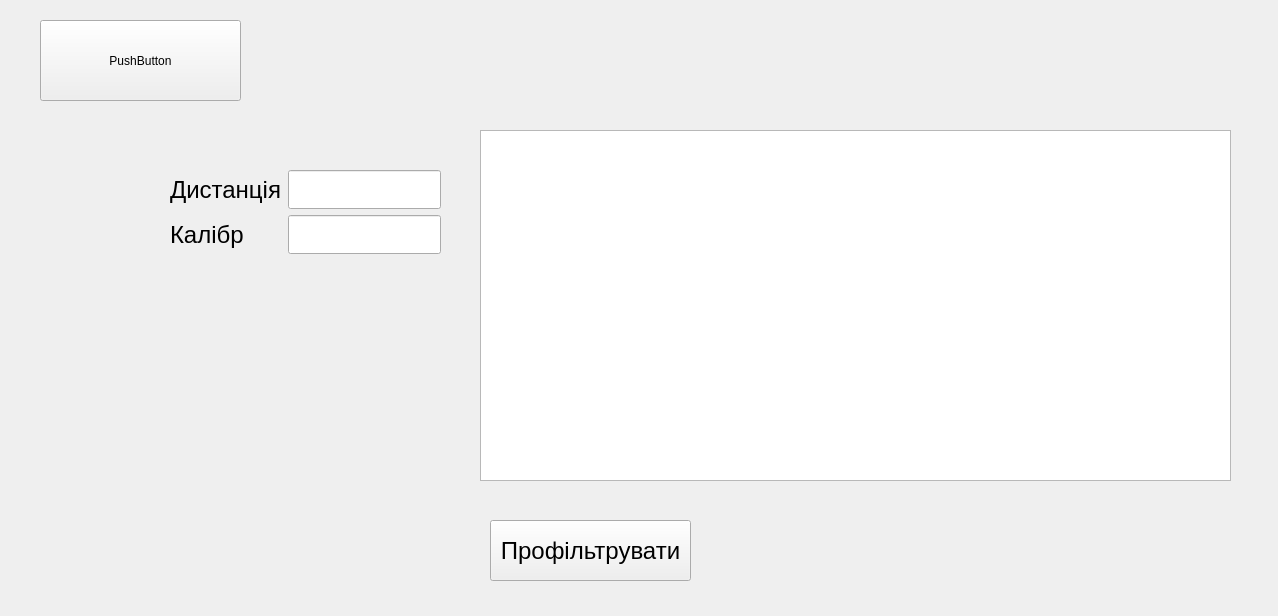
The window that Military/filtrationwin.ui (DmitryBizCode/MilitaryQt) describes before a commit, drawn with Qt 5.
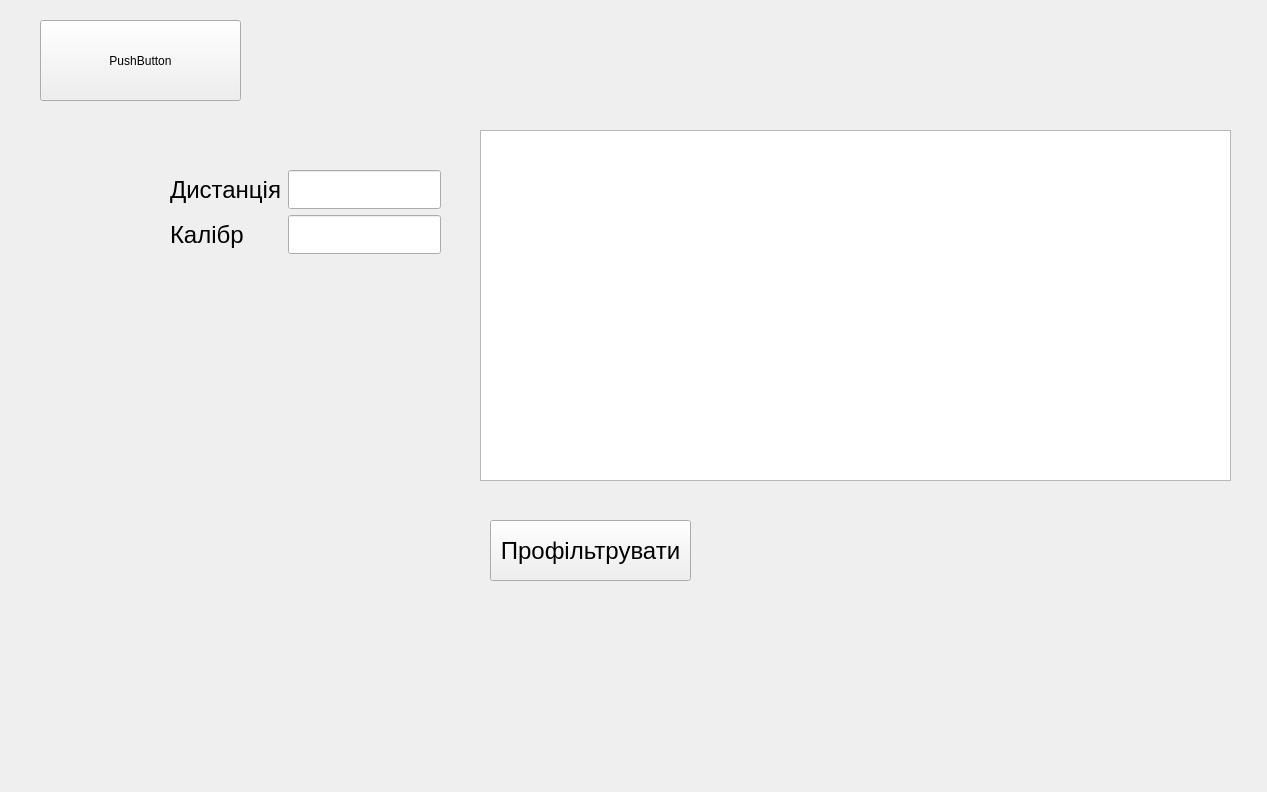
The same window after the commit.

```diff
--- a/Military/filtrationwin.ui
+++ b/Military/filtrationwin.ui
@@ -6,8 +6,8 @@
    <rect>
     <x>0</x>
     <y>0</y>
-    <width>1278</width>
-    <height>616</height>
+    <width>1267</width>
+    <height>792</height>
    </rect>
   </property>
   <property name="windowTitle">
```
